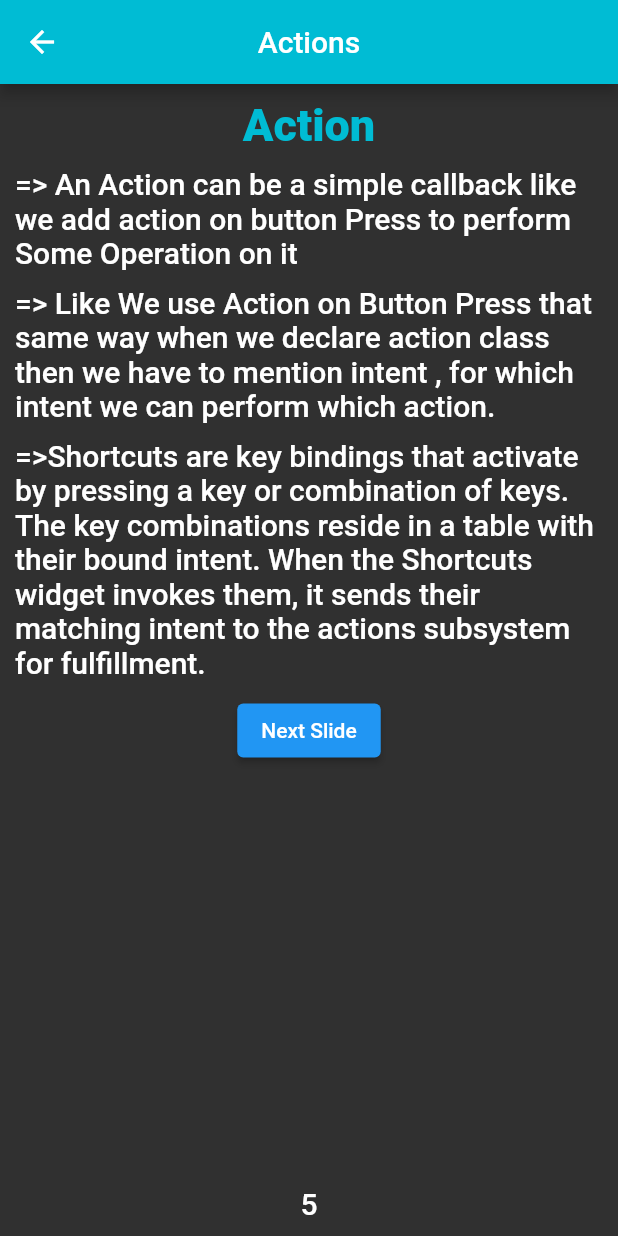
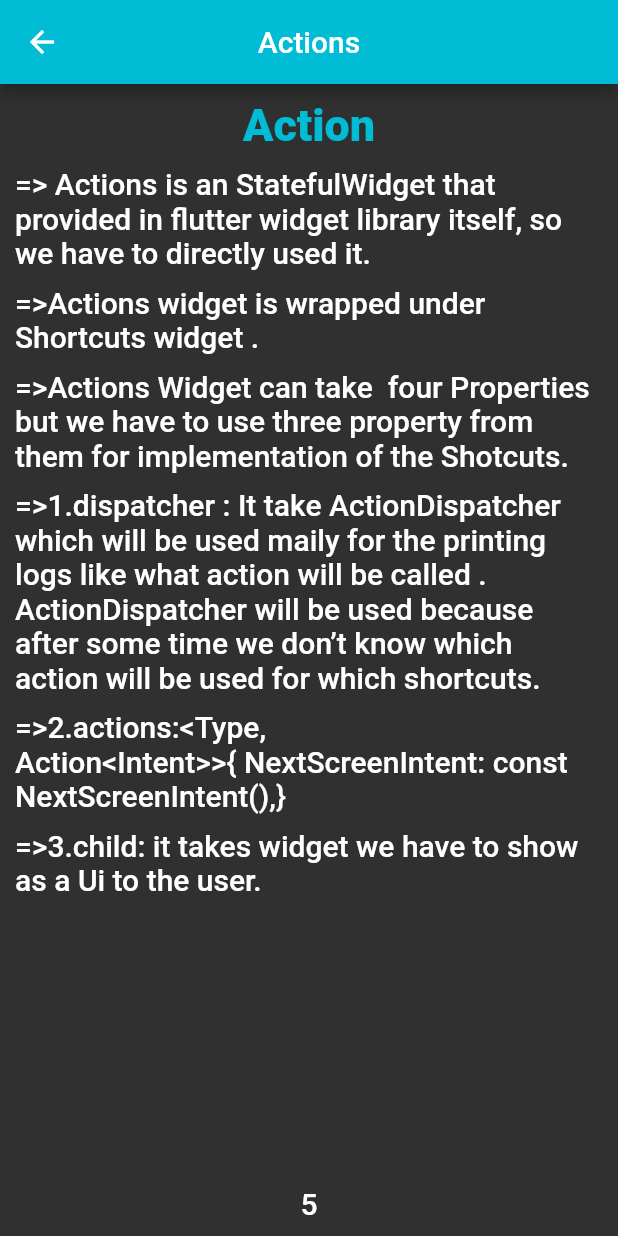
Before and after one commit to ParthZignuts/FlutterShortCuts, a Flutter app: the FifthSlide screen opened directly, on a phone screen of 412 x 824 dp. Run offline on Flutter 3.47's test engine with Material 2 defaults, Android fonts, the phone set to English and light mode, and no system bars; our stand-ins replace get.

Commit message:
Add Focus Widget for the Autosocus .

```diff
--- a/lib/view/homescreen/fifth_slide.dart
+++ b/lib/view/homescreen/fifth_slide.dart
@@ -2,7 +2,6 @@ import 'package:get/get.dart';
 import 'package:shortcuts/core/action/action.dart';
 import '../homescreen/view.dart';
 import '../../core/intent/intent.dart';
-
 
 class FifthSlide extends StatelessWidget {
   const FifthSlide({Key? key}) : super(key: key);
@@ -17,16 +16,16 @@ class FifthSlide extends StatelessWidget {
       body: Shortcuts(
         shortcuts: <LogicalKeySet, Intent>{
           LogicalKeySet(LogicalKeyboardKey.arrowRight):
-          const NextScreenIntent(),
-          LogicalKeySet(LogicalKeyboardKey.arrowLeft):const BackIntent(),
+              const NextScreenIntent(),
+          LogicalKeySet(LogicalKeyboardKey.arrowLeft): const BackIntent(),
         },
         child: Actions(
-          dispatcher: LoggingActionDispatcher(),
+            dispatcher: LoggingActionDispatcher(),
             actions: <Type, Action<Intent>>{
               NextScreenIntent: CallbackAction(
                 onInvoke: (intent) => Get.offAll(const SixthSlide()),
               ),
-              BackIntent:CallbackAction(
+              BackIntent: CallbackAction(
                 onInvoke: (intent) => Get.offAll(const FourthSlide()),
               )
             },
@@ -34,36 +33,64 @@ class FifthSlide extends StatelessWidget {
               padding: const EdgeInsets.all(10.0),
               child: Column(
                 crossAxisAlignment: CrossAxisAlignment.start,
-                children: [
-                  const Align(alignment: Alignment.center,child: Text('Action', style: TextStyles.header),),
-                  const SizedBox(
+                children: const [
+                  Align(
+                    alignment: Alignment.center,
+                    child: Text('Action', style: TextStyles.header),
+                  ),
+                  SizedBox(
                     height: 10,
                   ),
-                  const Text(
-                    '=> An Action can be a simple callback like we add action on button Press to perform Some Operation on it',
+                  Focus(
+                    autofocus: true,
+                    child: Text(
+                      '=> Actions is an StatefulWidget that provided in flutter widget library itself, so we have to directly used it.',
+                      style: TextStyles.content,
+                    ),
+                  ),
+                  SizedBox(
+                    height: 10,
+                  ),
+                  Text(
+                    '=>Actions widget is wrapped under Shortcuts widget .',
                     style: TextStyles.content,
                   ),
-                  const SizedBox(
+                  SizedBox(
                     height: 10,
                   ),
-                  const Text(
-                    '=> Like We use Action on Button Press that same way when we declare action class then we have to mention intent , for which intent we can perform which action.',
+                  Text(
+                    '=>Actions Widget can take  four Properties but we have to use three property from them for implementation of the Shotcuts.',
                     style: TextStyles.content,
                   ),
-                  const SizedBox(
+                  SizedBox(
                     height: 10,
                   ),
-                  const Text('=>Shortcuts are key bindings that activate by pressing a key or combination of keys. The key combinations reside in a table with their bound intent. When the Shortcuts widget invokes them, it sends their matching intent to the actions subsystem for fulfillment.',style: TextStyles.content,),
-                  const SizedBox(height: 10,),
-                  Align(
-                    alignment: Alignment.center,
-                    child: ElevatedButton(
-                        onPressed: () {}, child: const Text('Next Slide')),
+                  Text(
+                    '=>1.dispatcher : It take ActionDispatcher which will be used maily for the printing logs like what action will be called . ActionDispatcher will be used because after some time we don’t know which action will be used for which shortcuts.',
+                    style: TextStyles.content,
                   ),
-                  const Flexible(
+                  SizedBox(
+                    height: 10,
+                  ),
+                  Text(
+                    '=>2.actions:<Type, Action<Intent>>{ NextScreenIntent: const NextScreenIntent(),}',
+                    style: TextStyles.content,
+                  ),
+                  SizedBox(
+                    height: 10,
+                  ),
+                  Text(
+                    '=>3.child: it takes widget we have to show as a Ui to the user.',
+                    style: TextStyles.content,
+                  ),
+                  SizedBox(
+                    height: 10,
+                  ),
+                  Flexible(
                     flex: 1,
                     child: Align(
-                        alignment: Alignment.bottomCenter, child: Text("5",style: TextStyles.content)),
+                        alignment: Alignment.bottomCenter,
+                        child: Text("5", style: TextStyles.content)),
                   ),
                 ],
               ),
--- a/lib/view/homescreen/fourth_slide.dart
+++ b/lib/view/homescreen/fourth_slide.dart
@@ -34,33 +34,33 @@ class FourthSlide extends StatelessWidget {
               padding: const EdgeInsets.all(10.0),
               child: Column(
                 crossAxisAlignment: CrossAxisAlignment.start,
-                children: [
-                  const Align(alignment: Alignment.center,child: Text('Intent', style: TextStyles.header),),
-                  const SizedBox(
+                children: const [
+                  Align(alignment: Alignment.center,child: Text('Intent', style: TextStyles.header),),
+                  SizedBox(
                     height: 10,
                   ),
-                  const Text(
-                    '=> An Intent as we know that Intent allow you to send messages from one component to another.',
-                    style: TextStyles.content,
+                  Focus(
+                    autofocus: true,
+                    child: Text(
+                      '=> An Intent as we know that Intent allow you to send messages from one component to another.',
+                      style: TextStyles.content,
+                    ),
                   ),
-                  const SizedBox(
+                  SizedBox(
                     height: 10,
                   ),
-                  const Text(
+                  Text(
                     '=> In Shortcuts We Need combined Intent With Our Keyboard Keyset Like If I Press RightArrow Key then This Particular Intent Will Be Called.',
                     style: TextStyles.content,
                   ),
-                  const SizedBox(
+                  SizedBox(
                     height: 10,
                   ),
-                  const Text('=> After that We Also Have to Combine Intent With Specific Action like Which Action Will Be Performed if We Press Particular Shortcuts ',style: TextStyles.content,),
-                  const SizedBox(height: 10,),
-                  Align(
-                    alignment: Alignment.center,
-                    child: ElevatedButton(
-                        onPressed: () {}, child: const Text('Next Slide')),
-                  ),
-                  const Flexible(
+                  Text('=> After that We Also Have to Combine Intent With Specific Action like Which Action Will Be Performed if We Press Particular Shortcuts. ',style: TextStyles.content,),
+                  SizedBox(height: 10,),
+                 Text('=>Mainy Intent Will be Helped to Trigger Specific Action on Shortcuts.',style:TextStyles.content),
+                  SizedBox(height: 10,),
+                  Flexible(
                     flex: 1,
                     child: Align(
                         alignment: Alignment.bottomCenter, child: Text("4",style: TextStyles.content,)),
--- a/lib/view/homescreen/last_slide_demo.dart
+++ b/lib/view/homescreen/last_slide_demo.dart
@@ -57,7 +57,7 @@ class _ShortcutDemoSlideState extends State<ShortcutDemoSlide> {
           child: Scaffold(
             appBar: AppBar(
               centerTitle: true,
-              title: const Text('ShortCuts'),
+              title: const Text('Demo App'),
             ),
             body: Center(
               child: Column(
@@ -75,7 +75,7 @@ class _ShortcutDemoSlideState extends State<ShortcutDemoSlide> {
                         ElevatedButton(
                             onPressed: () => incrementCount(),
                             child: const Icon(Icons.add)),
-                        Text('$count'),
+                        Focus(autofocus:true,child: Text('$count')),
                         ElevatedButton(
                             autofocus: false,
                             onPressed: () => decrementCount(),
@@ -86,6 +86,10 @@ class _ShortcutDemoSlideState extends State<ShortcutDemoSlide> {
                 ],
               ),
             ),
+            bottomNavigationBar:const Text(
+            "7",
+            textAlign: TextAlign.center,
+          ),
           ),
         ));
   }
--- a/lib/view/homescreen/seventh_slide.dart
+++ b/lib/view/homescreen/seventh_slide.dart
@@ -17,41 +17,34 @@ class SeventhSlide extends StatelessWidget {
           dispatcher: LoggingActionDispatcher(),
           actions: <Type, Action<Intent>>{
             BackIntent:CallbackAction(
-               onInvoke: (intent) => Get.offAll(const SixthSlide()),
+               onInvoke: (intent) => Get.offAll(const ShortcutDemoSlide()),
             )
           },
           child: Scaffold(
-            appBar: AppBar(
-              centerTitle: true,
-              title: const Text('ShortCuts'),
-            ),
-            body: Padding(
-              padding: const EdgeInsets.all(8.0),
+            body: Center(
               child: Column(
                 mainAxisAlignment: MainAxisAlignment.center,
-                children: [
-                  const Text('Thank You Guys', style: TextStyles.header),
-                  const SizedBox(
+                children: const [
+                  Focus(autofocus:true,child: Text('Thank You Guys', style: TextStyles.header)),
+                  SizedBox(
                     height: 10,
                   ),
-                  const Text('This is All About Shortcuts', style: TextStyles.content),
+                  Text('This is All About Shortcuts', style: TextStyles.content),
 
-                  const SizedBox(
+                  SizedBox(
                     height: 10,
                   ),
-                  const Text('I hope You All Are Understand if Any Question Please Let Me Know',
+                  Text('I hope You All Are Understand if Any Question Please Let Me Know',
                       style: TextStyles.content),
-                  const SizedBox(
+                  SizedBox(
                     height: 10,
-                  ),
-                  ElevatedButton(onPressed: () {}, child: const Text("Next")),
-                  const Flexible(
-                    flex: 1,
-                    child: Align(
-                        alignment: Alignment.bottomCenter, child: Text("7",style: TextStyles.content)),
                   ),
                 ],
               ),
+            ),
+            bottomNavigationBar: const Text(
+              "8",
+              textAlign: TextAlign.center,
             ),
           ),
         ));
--- a/lib/view/homescreen/third_slide.dart
+++ b/lib/view/homescreen/third_slide.dart
@@ -36,16 +36,18 @@ class ThirdSlide extends StatelessWidget {
                 const SizedBox(
                   height: 10,
                 ),
-                const Text(
-                  'See the bellow image, it’s the straightforward architecture of this new system.',
-                  style: TextStyles.content,
+                const Focus(
+                  autofocus: true,
+                  child:  Text(
+                    '=>See the bellow image, it’s the straightforward architecture of this new system.',
+                    style: TextStyles.content,
+                  ),
                 ),
                 const SizedBox(
                   height: 10.0,
                 ),
                 Expanded(child: Image.asset('assets/images/img.png')),
-                ElevatedButton(
-                    onPressed: () {}, child: const Text('Next Slide')),
+
                 const Align(
                     alignment: Alignment.center,
                     child: Text(
```
Also changed, not shown: lib/view/homescreen/home_screen.dart (+19 -23 lines), lib/view/homescreen/second_slide.dart (+62 -21 lines), lib/view/homescreen/sixth_slide.dart (+14 -16 lines).
